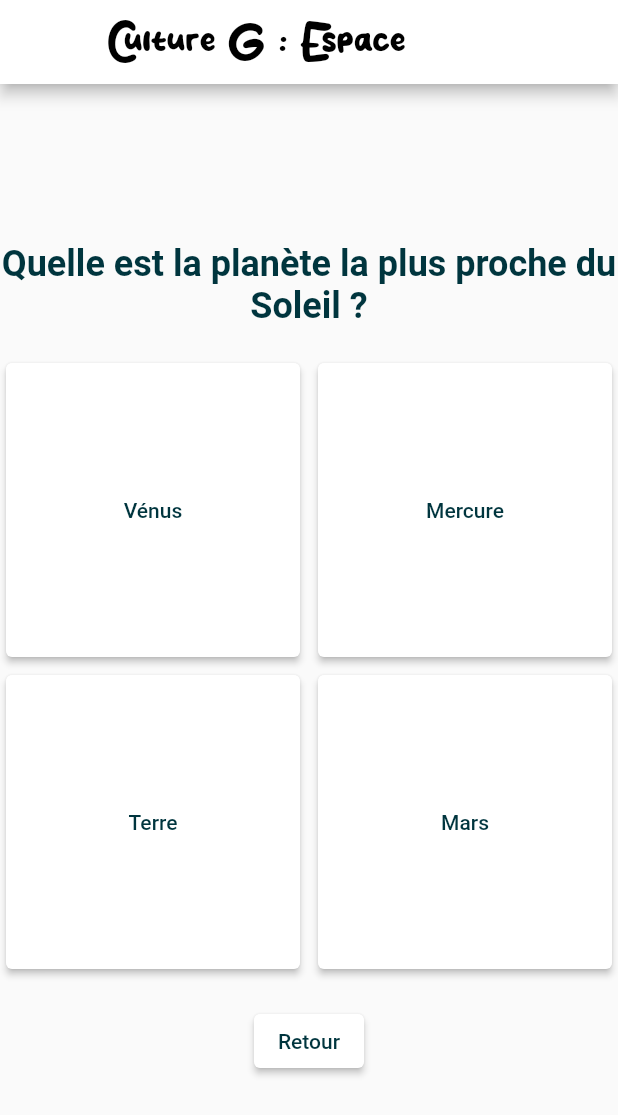
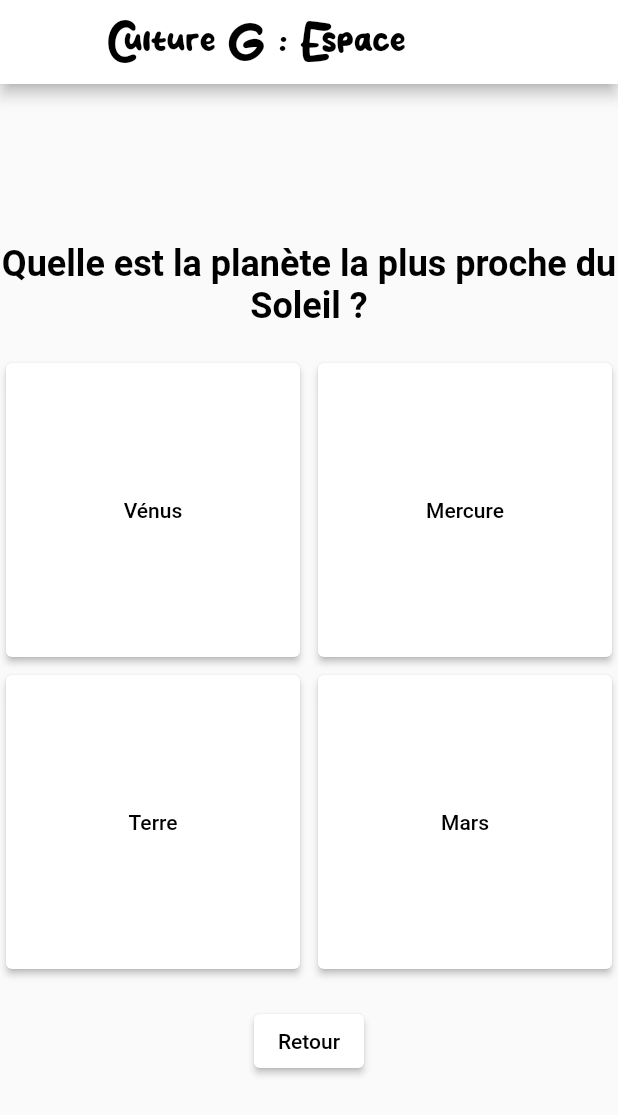
Before and after one commit to niszco/ProjetFlutter, a Flutter app: the screen it shows after launch, after a tap on "Culture G : Espace", on a phone screen of 412 x 824 dp. Shown: the top 1115 px of the screen. Run offline on Flutter 3.47's test engine with Material 2 defaults, Android fonts, the phone set to English and light mode, and no system bars.

Commit message:
Design changes

```diff
--- a/Questionnaire_app/lib/CongratulationsPage.dart
+++ b/Questionnaire_app/lib/CongratulationsPage.dart
@@ -1,8 +1,9 @@
 import 'package:flutter/material.dart';
 
 class CongratulationsPage extends StatelessWidget {
-  const CongratulationsPage(
-      {super.key, required Null Function() onReturnPressed});
+  final VoidCallback onReturnPressed;
+
+  CongratulationsPage({super.key, required this.onReturnPressed});
 
   @override
   Widget build(BuildContext context) {
@@ -11,13 +12,13 @@ class CongratulationsPage extends StatelessWidget {
         title: const DefaultTextStyle(
           style: TextStyle(
             fontSize: 40,
-            color: Colors.white,
+            color: Color.fromARGB(255, 0, 0, 0),
             fontFamily: 'CoffeeCake',
           ),
           child: Text('Quizz App !'),
         ),
         centerTitle: true,
-        backgroundColor: const Color.fromARGB(255, 0, 53, 62),
+        backgroundColor: const Color.fromARGB(255, 255, 255, 255),
       ),
       body: Column(
         mainAxisAlignment: MainAxisAlignment.center,
@@ -26,7 +27,7 @@ class CongratulationsPage extends StatelessWidget {
             'Félicitations, vous avez terminé le quizz !',
             style: TextStyle(
                 fontSize: 46,
-                color: Color.fromARGB(255, 0, 53, 62),
+                color: Color.fromARGB(255, 0, 0, 0),
                 fontWeight: FontWeight.w600),
             textAlign: TextAlign.center,
           ),
@@ -40,7 +41,7 @@ class CongratulationsPage extends StatelessWidget {
             child: const Text(
               'Retour',
               style: TextStyle(
-                color: Color.fromARGB(255, 0, 53, 62),
+                color: Color.fromARGB(255, 0, 0, 0),
               ),
             ),
           ),
--- a/Questionnaire_app/lib/main.dart
+++ b/Questionnaire_app/lib/main.dart
@@ -13,6 +13,8 @@ void main() => runApp(
 
 class MyApp extends StatelessWidget {
   MyApp({Key? key}) : super(key: key);
+
+  final int score = 0;
 
   final quizzList = <QuizzList>[
     QuizzList(
@@ -90,7 +92,7 @@ class MyApp extends StatelessWidget {
                               borderRadius: BorderRadius.circular(90),
                               boxShadow: [
                                 BoxShadow(
-                                  color: Colors.black.withOpacity(0.3),
+                                  color: Colors.black.withOpacity(0.5),
                                   blurRadius: 8,
                                   offset: const Offset(0, 4),
                                 ),
@@ -143,6 +145,15 @@ class MyApp extends StatelessWidget {
                     "Kashyyk"),
                 TextQuestion("Quel est le nom complet de Dark Vador ?",
                     "Anakin Skywalker"),
+                TextQuestion(
+                    "Comment s'appelle le réalisateur original de Star Wars ?",
+                    "Georges Lucas"),
+                TextQuestion(
+                    "Quelles sont les créatures, vivant sur Endor, qui ont aidé les rebelles à vaincre la deuxième étoile de la mort ?",
+                    "Ewoks"),
+                TextQuestion(
+                    "Quelle est la planète d'origine d'Anakin Skywalker",
+                    "Tatooine"),
               ],
               onQuizzFinished: () {
                 Navigator.pushReplacementNamed(
@@ -165,14 +176,39 @@ class MyApp extends StatelessWidget {
                   "Jupiter",
                 ),
                 MultipleChoiceQuestion(
+                  "À quelle distance se trouve la Lune de la Terre ?",
+                  ["256 780 km", "384 400 km", "960 000 km", "456 789 km"],
+                  "384 400 km",
+                ),
+                MultipleChoiceQuestion(
                   "Quel est l'élément atomique le plus commun dans l'Univers ?",
                   ["Hélium", "Fer", "Oxygène", "Hydrogène"],
                   "Hydrogène",
                 ),
                 MultipleChoiceQuestion(
+                  "Comment se prénomme notre galaxie ?",
+                  [
+                    "La Voie Aisée",
+                    "Andromède",
+                    "La Voie Lactée",
+                    "Galaxie du Sombrero"
+                  ],
+                  "La Voie Lactée",
+                ),
+                MultipleChoiceQuestion(
                   "Quelle est la plus grande étoile connue dans l'univers ?",
-                  ["VY Canis Majoris", "Le Soleil", "Sirius", "Betelgeuse"],
+                  ["VY Canis Majoris", "Soleil", "Sirius", "Betelgeuse"],
                   "VY Canis Majoris",
+                ),
+                MultipleChoiceQuestion(
+                  "Quel est l'âge du Soleil ?",
+                  [
+                    "30 millions d'années",
+                    "4,6 milliards d'années",
+                    "450 millions d'années",
+                    "14,5 milliards d'années"
+                  ],
+                  "4,6 milliards d'années",
                 ),
                 MultipleChoiceQuestion(
                   "Quelle est la première personne à avoir marché sur la Lune ?",
@@ -238,9 +274,7 @@ class MyApp extends StatelessWidget {
               ],
               onQuizzFinished: () {
                 Navigator.pushReplacementNamed(
-                  context,
-                  PagesRoutes.congratulations,
-                );
+                    context, PagesRoutes.congratulations);
               },
             ),
         PagesRoutes.congratulations: (context) => CongratulationsPage(
@@ -321,7 +355,16 @@ class _QuizzContentState extends State<QuizzContent> {
 
       setState(() {
         isQuizzFinished = true;
-        Navigator.pushReplacementNamed(context, PagesRoutes.congratulations);
+        Navigator.pushReplacement(
+          context,
+          MaterialPageRoute(
+            builder: (context) => CongratulationsPage(
+              onReturnPressed: () {
+                Navigator.pop(context);
+              },
+            ),
+          ),
+        );
       });
     } else {
       setState(() {});
@@ -366,7 +409,7 @@ class _QuizzContentState extends State<QuizzContent> {
             question.text,
             style: const TextStyle(
               fontSize: 24,
-              color: Color.fromARGB(255, 0, 53, 62),
+              color: Color.fromARGB(255, 0, 0, 0),
               fontWeight: FontWeight.w700,
             ),
             textAlign: TextAlign.center,
@@ -392,7 +435,7 @@ class _QuizzContentState extends State<QuizzContent> {
               ),
               child: const Text(
                 'Valider',
-                style: TextStyle(color: Color.fromARGB(255, 0, 53, 62)),
+                style: TextStyle(color: Color.fromARGB(255, 0, 0, 0)),
               )),
           const SizedBox(height: 20),
           ElevatedButton(
@@ -404,7 +447,7 @@ class _QuizzContentState extends State<QuizzContent> {
             ),
             child: const Text(
               'Retour',
-              style: TextStyle(color: Color.fromARGB(255, 0, 53, 62)),
+              style: TextStyle(color: Color.fromARGB(255, 0, 0, 0)),
             ),
           ),
         ],
@@ -417,7 +460,7 @@ class _QuizzContentState extends State<QuizzContent> {
             question.text,
             style: const TextStyle(
               fontSize: 24,
-              color: Color.fromARGB(255, 0, 53, 62),
+              color: Color.fromARGB(255, 0, 0, 0),
               fontWeight: FontWeight.w700,
             ),
             textAlign: TextAlign.center,
@@ -444,7 +487,7 @@ class _QuizzContentState extends State<QuizzContent> {
                       choice,
                       textAlign: TextAlign.center,
                       style: const TextStyle(
-                        color: Color.fromARGB(255, 0, 53, 62),
+                        color: Color.fromARGB(255, 0, 0, 0),
                       ),
                     ),
                   ),
@@ -462,7 +505,7 @@ class _QuizzContentState extends State<QuizzContent> {
             ),
             child: const Text(
               'Retour',
-              style: TextStyle(color: Color.fromARGB(255, 0, 53, 62)),
+              style: TextStyle(color: Color.fromARGB(255, 0, 0, 0)),
             ),
           ),
         ],
@@ -497,8 +540,8 @@ class _QuizzContentState extends State<QuizzContent> {
                     child: Text(
                       choice,
                       textAlign: TextAlign.center,
-                      style: const TextStyle(
-                          color: Color.fromARGB(255, 0, 53, 62)),
+                      style:
+                          const TextStyle(color: Color.fromARGB(255, 0, 0, 0)),
                     ),
                   ),
                 ),
@@ -514,7 +557,7 @@ class _QuizzContentState extends State<QuizzContent> {
               backgroundColor: const Color.fromARGB(255, 255, 255, 255),
             ),
             child: const Text('Retour',
-                style: TextStyle(color: Color.fromARGB(255, 0, 53, 62))),
+                style: TextStyle(color: Color.fromARGB(255, 0, 0, 0))),
           ),
         ],
       );
--- a/Questionnaire_app/lib/questionThemes.dart
+++ b/Questionnaire_app/lib/questionThemes.dart
@@ -2,24 +2,30 @@ import 'package:flutter/material.dart';
 
 final List<LinearGradient> questionThemes = [
   const LinearGradient(
-      begin: Alignment.bottomLeft,
-      end: Alignment.topRight,
+      begin: Alignment.topLeft,
+      end: Alignment.bottomRight,
       colors: <Color>[
-        Colors.blue,
-        Colors.lightBlueAccent
+        Color.fromARGB(255, 0, 17, 92),
+        Colors.lightBlueAccent,
+        Color.fromARGB(255, 99, 41, 235),
+        Color.fromARGB(255, 0, 140, 255)
       ]), // Couleur pour le premier questionnaire
   const LinearGradient(
-      begin: Alignment.bottomLeft,
-      end: Alignment.topRight,
+      begin: Alignment.topLeft,
+      end: Alignment.bottomRight,
       colors: <Color>[
-        Colors.pink,
-        Colors.pinkAccent
+        Color.fromARGB(255, 67, 38, 117),
+        Colors.pinkAccent,
+        Color.fromARGB(255, 129, 76, 228),
+        Color.fromARGB(255, 224, 56, 78)
       ]), // Couleur pour le deuxième questionnaire
   const LinearGradient(
-      begin: Alignment.bottomLeft,
-      end: Alignment.topRight,
+      begin: Alignment.topLeft,
+      end: Alignment.bottomRight,
       colors: <Color>[
-        Colors.green,
-        Colors.lightGreenAccent
+        Color.fromARGB(255, 124, 90, 17),
+        Color.fromARGB(255, 255, 161, 54),
+        Color.fromARGB(255, 228, 100, 26),
+        Color.fromARGB(255, 255, 238, 0)
       ]), // Couleur pour le troisième questionnaire
 ];
```
